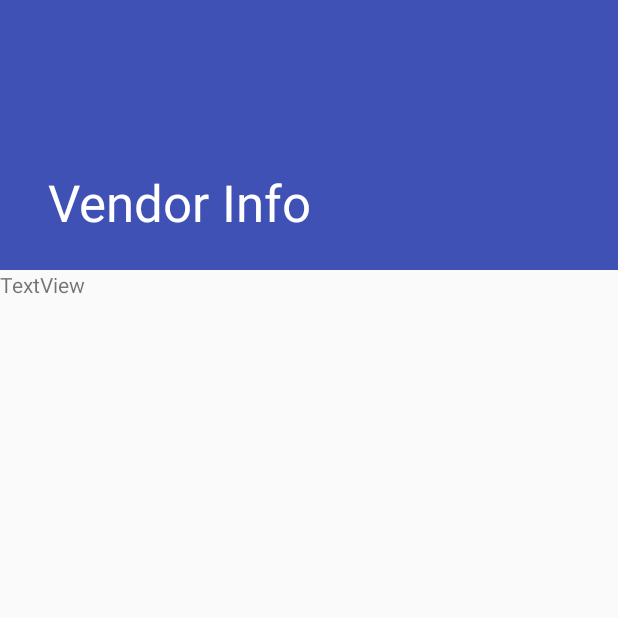
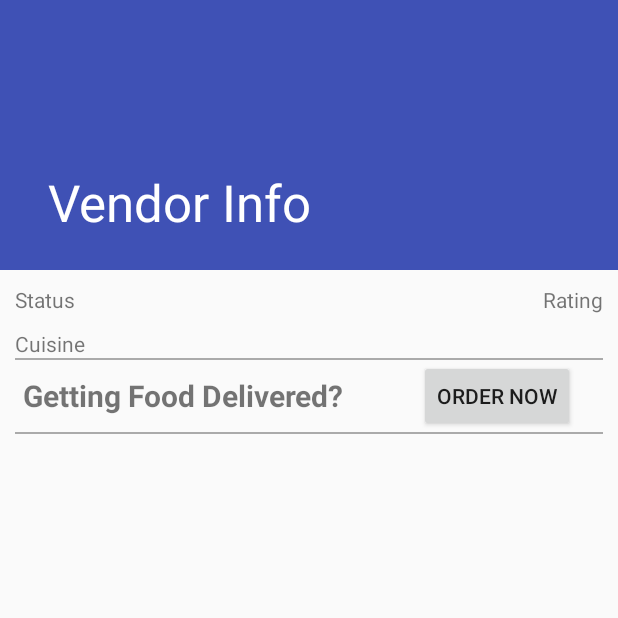
Before and after one commit to NitinWithin/Streetoo, an Android app: the VendorInfoActivity screen opened directly, with no data from a screen before it, on a phone screen of 412 x 824 dp, the top half of it. Run offline under Robolectric (Android 15) with nearby library versions, the phone set to English and light mode, and no system bars; libraries missing offline, so code that uses them is left out: com.microsoft.windowsazure.

Commit message:
Vendor UI

```diff
--- a/app/src/main/res/layout/content_vendor_info.xml
+++ b/app/src/main/res/layout/content_vendor_info.xml
@@ -6,20 +6,74 @@
     android:layout_height="match_parent"
     app:layout_behavior="@string/appbar_scrolling_view_behavior"
     tools:context=".VendorInfoActivity"
-    tools:showIn="@layout/activity_vendor_info">
+    tools:showIn="@layout/activity_vendor_info"
+    android:padding="10dp">
 
-    <RelativeLayout
+    <LinearLayout
         android:layout_width="match_parent"
-        android:layout_height="wrap_content"
+        android:layout_height="match_parent"
         android:orientation="vertical"
         android:id="@+id/relLayoutVendorInfo">
 
+        <RelativeLayout
+            android:layout_width="match_parent"
+            android:layout_height="match_parent">
+
+            <TextView
+                android:id="@+id/textViewStatus"
+                android:layout_width="wrap_content"
+                android:layout_height="wrap_content"
+                android:text="Status" />
+
+            <TextView
+                android:id="@+id/textViewRating"
+                android:layout_width="wrap_content"
+                android:layout_height="wrap_content"
+                android:layout_alignParentEnd="true"
+                android:layout_alignParentTop="true"
+                android:text="Rating" />
+
+        </RelativeLayout>
+
         <TextView
-            android:id="@+id/textView"
-            android:layout_width="wrap_content"
+            android:id="@+id/textViewCuisine"
+            android:layout_width="match_parent"
             android:layout_height="wrap_content"
-            android:text="TextView" />
-    </RelativeLayout>
+            android:layout_marginTop="10dp"
+            android:text="Cuisine" />
+
+        <View
+            android:layout_width="match_parent"
+            android:layout_height="1dp"
+            android:background="@android:color/darker_gray" />
+
+        <TableRow
+            android:layout_width="match_parent"
+            android:layout_height="match_parent"
+            android:layout_marginLeft="5dp">
+
+            <TextView
+                android:id="@+id/OrderDetails"
+                android:layout_width="wrap_content"
+                android:layout_height="wrap_content"
+                android:layout_marginRight="50dp"
+                android:layout_gravity="center_vertical"
+                android:text="@string/FoodDeliveryPhrase"
+                android:textSize="20dp"
+                android:textStyle="bold" />
+
+            <Button
+                android:id="@+id/button2"
+                android:layout_width="wrap_content"
+                android:layout_height="wrap_content"
+                android:text="@string/order_now" />
+        </TableRow>
+        <View
+            android:layout_width="match_parent"
+            android:layout_height="1dp"
+            android:background="@android:color/darker_gray" />
+
+    </LinearLayout>
 
 
 </android.support.v4.widget.NestedScrollView>
--- a/app/src/main/res/values/strings.xml
+++ b/app/src/main/res/values/strings.xml
@@ -112,5 +112,7 @@
     </string>
     <string name="action_settings">Settings</string>
     <string name="textview">TextView</string>
+    <string name="FoodDeliveryPhrase">Getting Food Delivered?</string>
+    <string name="order_now">ORDER NOW</string>
 
 </resources>
```
